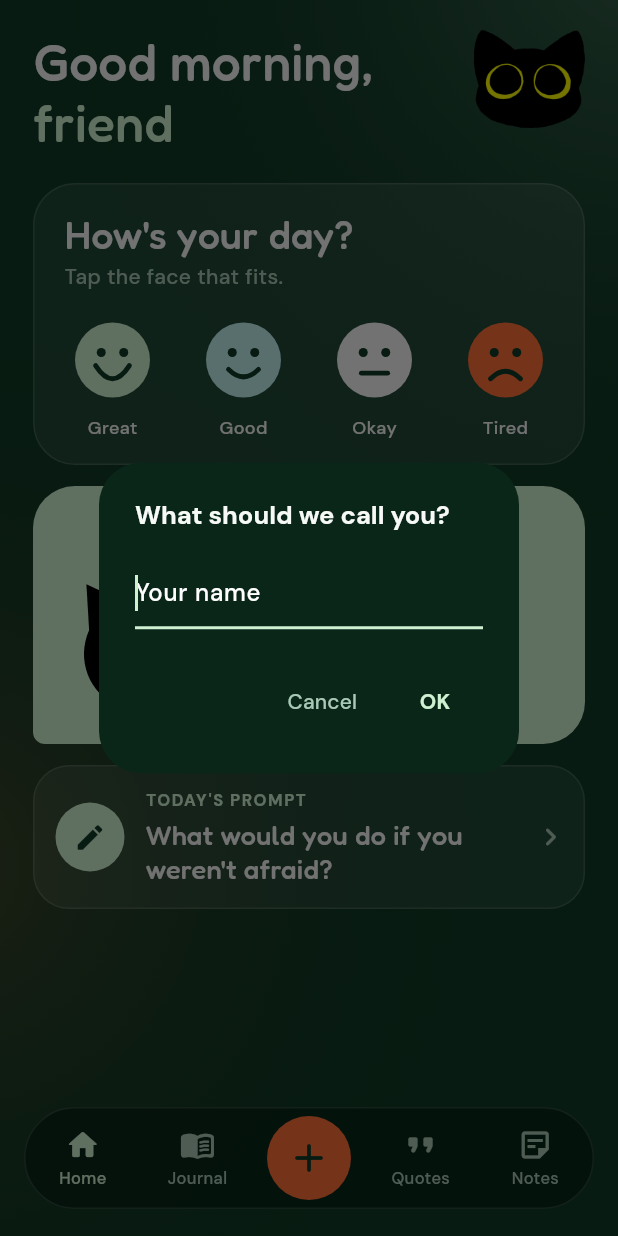
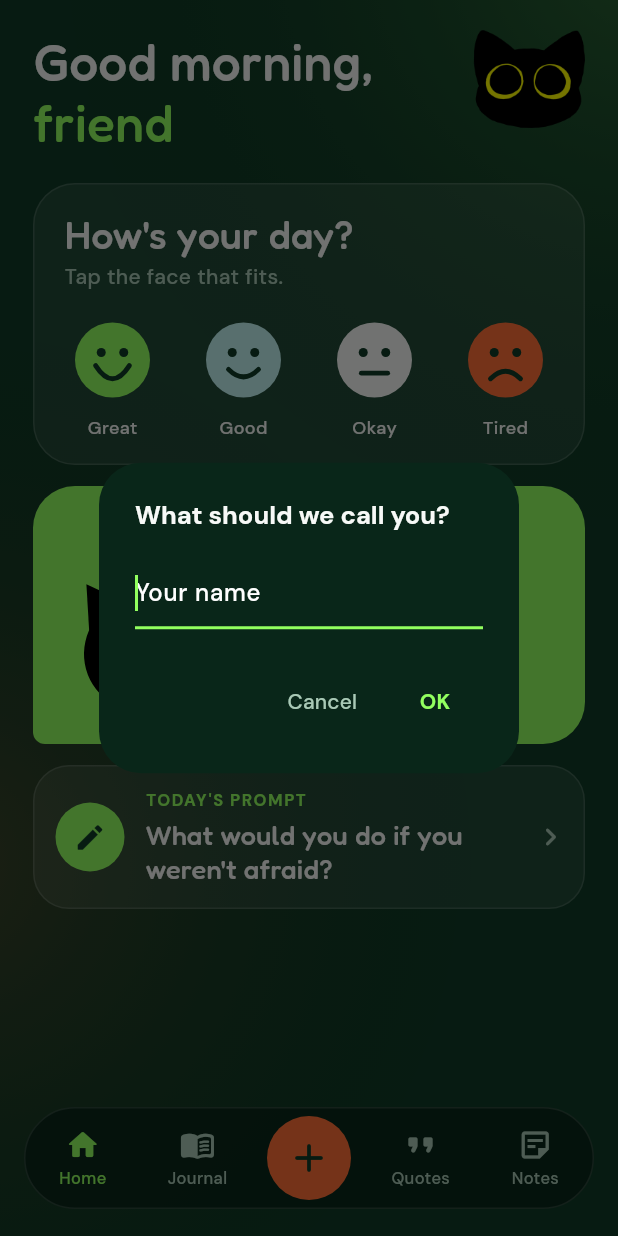
Before and after one commit to sheeyseite-vercel/Gato, a Flutter app: the Shell screen opened directly, on a phone screen of 412 x 824 dp. Run offline on Flutter 3.47's test engine with Material 3 defaults, Android fonts, the phone set to English and light mode, and no system bars; our stand-ins replace app_links, audioplayers, google_fonts, image_picker, shared_preferences; missing offline and left inert: record; accounts and stored records are empty.

Commit message:
Main accent back to signal lime (#92FF5F)

```diff
--- a/lib/screens/notes.dart
+++ b/lib/screens/notes.dart
@@ -6,7 +6,7 @@ import '../widgets.dart';
 
 const _noteColors = <String, Color>{
   'lime': C.lime,
-  'mint': C.signal,
+  'mint': C.mint,
   'ice': C.ice,
   'orange': C.orange,
   'white': C.white,
--- a/lib/theme.dart
+++ b/lib/theme.dart
@@ -4,8 +4,7 @@ import 'package:google_fonts/google_fonts.dart';
 class C {
   static const green = Color(0xFF0F3B27);
   static const deep = Color(0xFF092619);
-  static const lime = Color(0xFFCFF1D2); // main accent (mint)
-  static const signal = Color(0xFF92FF5F);
+  static const lime = Color(0xFF92FF5F); // main accent (signal lime)
   static const orange = Color(0xFFFF7036);
   static const white = Color(0xFFF7F9F7);
   static const ice = Color(0xFFBFF2F0);
```
